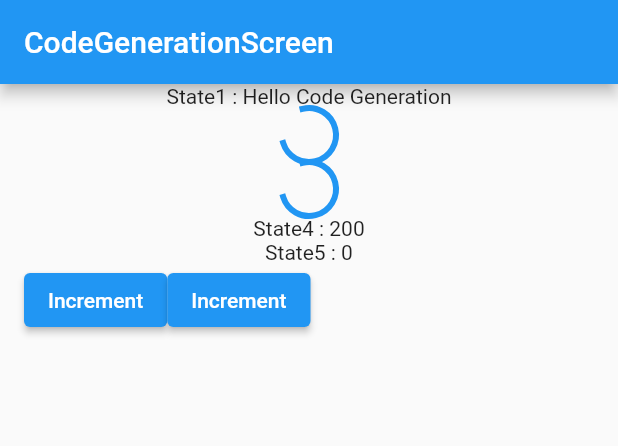
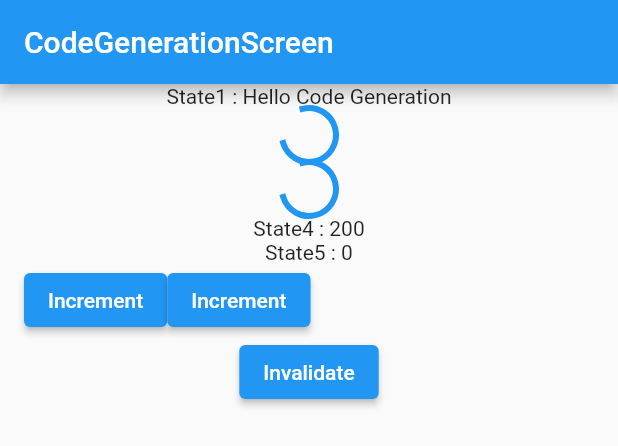
Before and after one commit to seoyoon513/flutter_riverpod_example, a Flutter app: the CodeGenerationScreen widget shown alone on an empty page, opened directly, on a phone screen of 412 x 824 dp. Shown: the top 446 px of the screen. Run offline on Flutter 3.47's test engine with Material 2 defaults, Android fonts, the phone set to English and light mode, and no system bars; our stand-ins replace flutter_riverpod, riverpod_annotation; generated files the repository leaves out were written again.

Commit message:
[feat] invalidate 함수 실습

```diff
--- a/lib/screen/code_generation_screen.dart
+++ b/lib/screen/code_generation_screen.dart
@@ -67,6 +67,13 @@ class CodeGenerationScreen extends ConsumerWidget {
                   },
                   child: Text('Increment'))
             ],
+          ),
+          ElevatedButton(
+            onPressed: () {
+              // initial한 상태로 돌아감 -> Dispose
+              ref.invalidate(gStateNotifierProvider);
+            },
+            child: Text('Invalidate'),
           )
         ],
       ),
```
